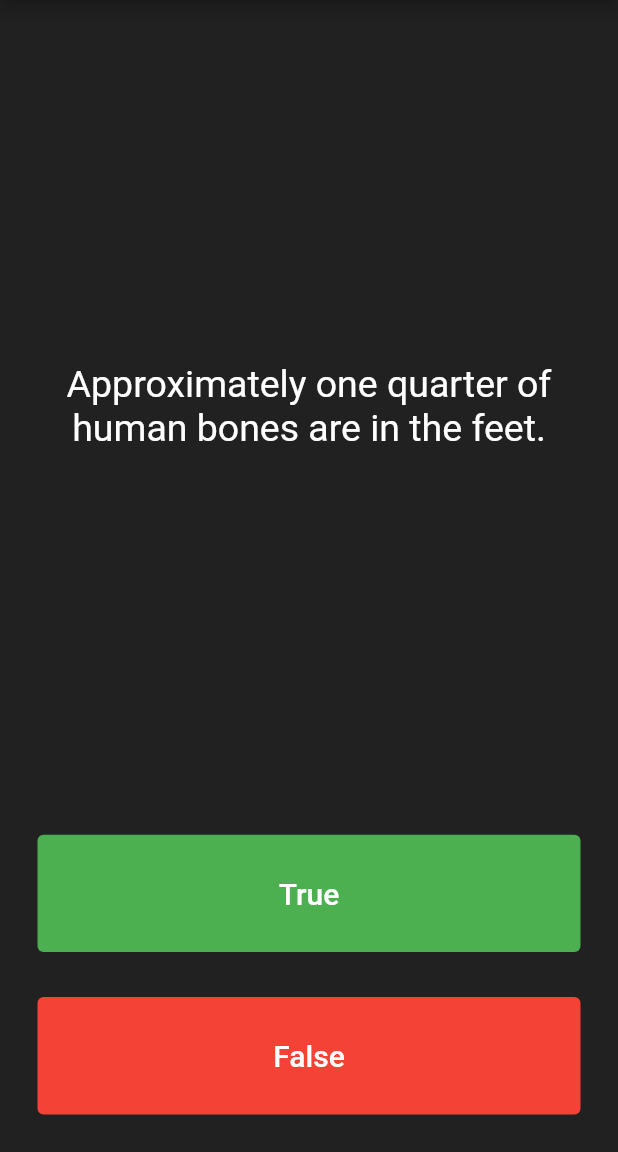
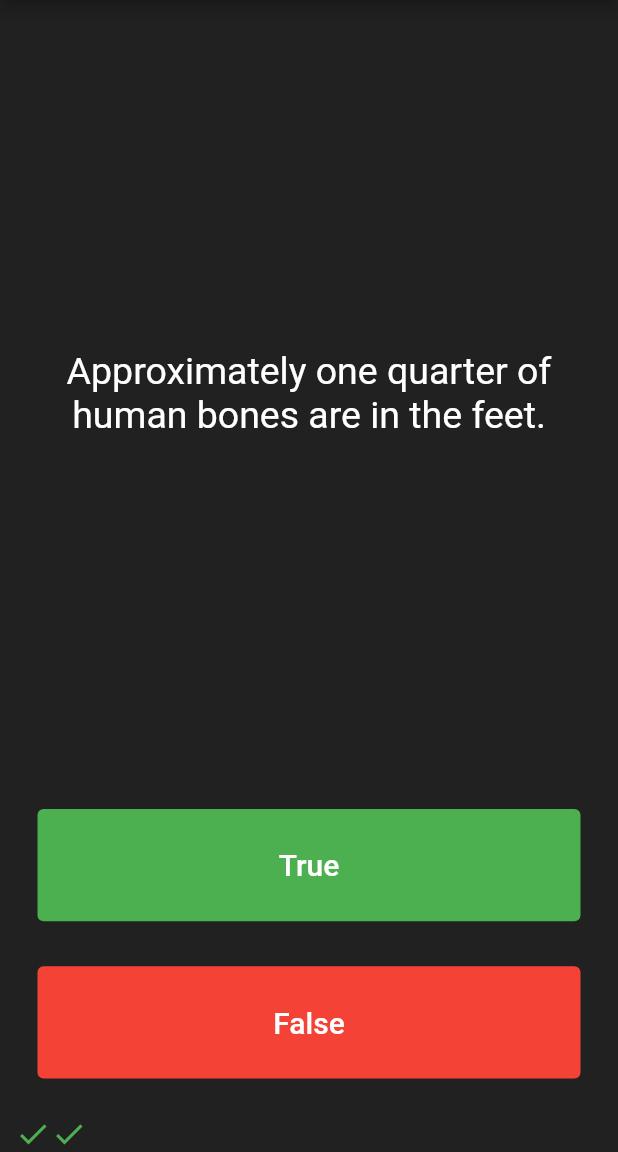
Before and after one commit to skudu95/QuizAppFlutter, a Flutter app: the screen it shows after launch, after a tap on "True", after a tap on "False", on a phone screen of 412 x 824 dp, the part 84-1236 px from its top. Run offline on Flutter 3.47's test engine with Material 2 defaults, Android fonts, the phone set to English and light mode, and no system bars; our stand-ins replace rflutter_alert.

Commit message:
complete project

```diff
--- a/lib/main.dart
+++ b/lib/main.dart
@@ -1,5 +1,6 @@
 import 'package:flutter/material.dart';
 import 'quiz.dart';
+import 'package:rflutter_alert/rflutter_alert.dart';
 
 Quiz quiz = Quiz();
 
@@ -39,6 +40,53 @@ class QuizPage extends StatefulWidget {
 class _QuizPageState extends State<QuizPage> {
   List<Icon> scoreKeeper = [];
 
+/*  void checkAnswer(bool pickedAnswer) {
+    bool correctAnswer = quiz.getCorrectAnswer();
+    setState(() {
+      if (pickedAnswer == correctAnswer) {
+        scoreKeeper.add(const Icon(
+          Icons.check,
+          color: Colors.green,
+        ));
+      } else {
+        scoreKeeper.add(const Icon(
+          Icons.close,
+          color: Colors.red,
+        ));
+      }
+      quiz.nextQuestion();
+    });
+  }*/
+  void checkAnswer(bool pickedAnswer) {
+    bool correctAnswer = quiz.getCorrectAnswer();
+
+    setState(() {
+      if (quiz.isFinished() == true) {
+        //alert
+        Alert(
+                context: context,
+                title: 'Completed!',
+                desc: 'You\'ve completed the quiz!')
+            .show();
+        quiz.reset();
+        scoreKeeper = [];
+      } else {
+        if (pickedAnswer == correctAnswer) {
+          scoreKeeper.add(const Icon(
+            Icons.check,
+            color: Colors.green,
+          ));
+        } else {
+          scoreKeeper.add(const Icon(
+            Icons.close,
+            color: Colors.red,
+          ));
+        }
+        quiz.nextQuestion();
+      }
+    });
+  }
+
   @override
   Widget build(BuildContext context) {
     return Column(
@@ -70,16 +118,7 @@ class _QuizPageState extends State<QuizPage> {
                 style: TextStyle(color: Colors.white, fontSize: 20.0),
               ),
               onPressed: () {
-                bool correctAnswer = quiz.getCorrectAnswer();
-                // if (correctAnswer == true) {
-                if (correctAnswer) {
-                  print('correct');
-                } else {
-                  print('incorrect');
-                }
-                setState(() {
-                  quiz.nextQuestion();
-                });
+                checkAnswer(true);
               },
             ),
           ),
@@ -92,16 +131,7 @@ class _QuizPageState extends State<QuizPage> {
                 backgroundColor: MaterialStateProperty.all<Color>(Colors.red),
               ),
               onPressed: () {
-                bool correctAnswer = quiz.getCorrectAnswer();
-                // if (correctAnswer == false) {
-                if (!correctAnswer) {
-                  print('correct');
-                } else {
-                  print('incorrect');
-                }
-                setState(() {
-                  quiz.nextQuestion();
-                });
+                checkAnswer(false);
               },
               child: const Text(
                 'False',
--- a/lib/question.dart
+++ b/lib/question.dart
@@ -2,8 +2,5 @@ class Question {
   late String question;
   late bool answer;
 
-  Question({String? q, bool? a}) {
-    question = q!;
-    answer = a!;
-  }
+  Question(this.question, this.answer);
 }
--- a/lib/quiz.dart
+++ b/lib/quiz.dart
@@ -4,33 +4,31 @@ class Quiz {
   int _questionNumber = 0;
 
   final List<Question> _questionList = [
-    Question(q: 'Some cats are actually allergic to humans', a: true),
-    Question(q: 'You can lead a cow down stairs but not up stairs.', a: false),
+    Question('Some cats are actually allergic to humans', true),
+    Question('You can lead a cow down stairs but not up stairs.', false),
+    Question('Approximately one quarter of human bones are in the feet.', true),
+    Question('A slug\'s blood is green.', true),
+    Question('Buzz Aldrin\'s mother\'s maiden name was "Moon".', true),
+    Question('It is illegal to pee in the Ocean in Portugal.', true),
     Question(
-        q: 'Approximately one quarter of human bones are in the feet.',
-        a: true),
-    Question(q: 'A slug\'s blood is green.', a: true),
-    Question(q: 'Buzz Aldrin\'s mother\'s maiden name was "Moon".', a: true),
-    Question(q: 'It is illegal to pee in the Ocean in Portugal.', a: true),
+        'No piece of square dry paper can be folded in half more than 7 times.',
+        false),
     Question(
-        q: 'No piece of square dry paper can be folded in half more than 7 times.',
-        a: false),
+        'In London, UK, if you happen to die in the House of Parliament, you are technically entitled to a state funeral, because the building is considered too sacred a place.',
+        true),
     Question(
-        q: 'In London, UK, if you happen to die in the House of Parliament, you are technically entitled to a state funeral, because the building is considered too sacred a place.',
-        a: true),
+        'The loudest sound produced by any animal is 188 decibels. That animal is the African Elephant.',
+        false),
     Question(
-        q: 'The loudest sound produced by any animal is 188 decibels. That animal is the African Elephant.',
-        a: false),
+        'The total surface area of two human lungs is approximately 70 square metres.',
+        true),
+    Question('Google was originally called "Backrub".', true),
     Question(
-        q: 'The total surface area of two human lungs is approximately 70 square metres.',
-        a: true),
-    Question(q: 'Google was originally called "Backrub".', a: true),
+        'Chocolate affects a dog\'s heart and nervous system; a few ounces are enough to kill a small dog.',
+        true),
     Question(
-        q: 'Chocolate affects a dog\'s heart and nervous system; a few ounces are enough to kill a small dog.',
-        a: true),
-    Question(
-        q: 'In West Virginia, USA, if you accidentally hit an animal with your car, you are free to take it home to eat.',
-        a: true),
+        'In West Virginia, USA, if you accidentally hit an animal with your car, you are free to take it home to eat.',
+        true),
   ];
 
   String getQuestion() {
@@ -46,4 +44,16 @@ class Quiz {
       _questionNumber++;
     }
   }
+
+  bool isFinished() {
+    if (_questionNumber >= _questionList.length - 1) {
+      return true;
+    } else {
+      return false;
+    }
+  }
+
+  void reset() {
+    _questionNumber = 0;
+  }
 }
--- a/pubspec.yaml
+++ b/pubspec.yaml
@@ -13,6 +13,7 @@ dependencies:
     sdk: flutter
 
   cupertino_icons: ^1.0.2
+  rflutter_alert: ^2.0.4
 
 dev_dependencies:
   flutter_test:
```
Also changed, not shown: pubspec.lock.
